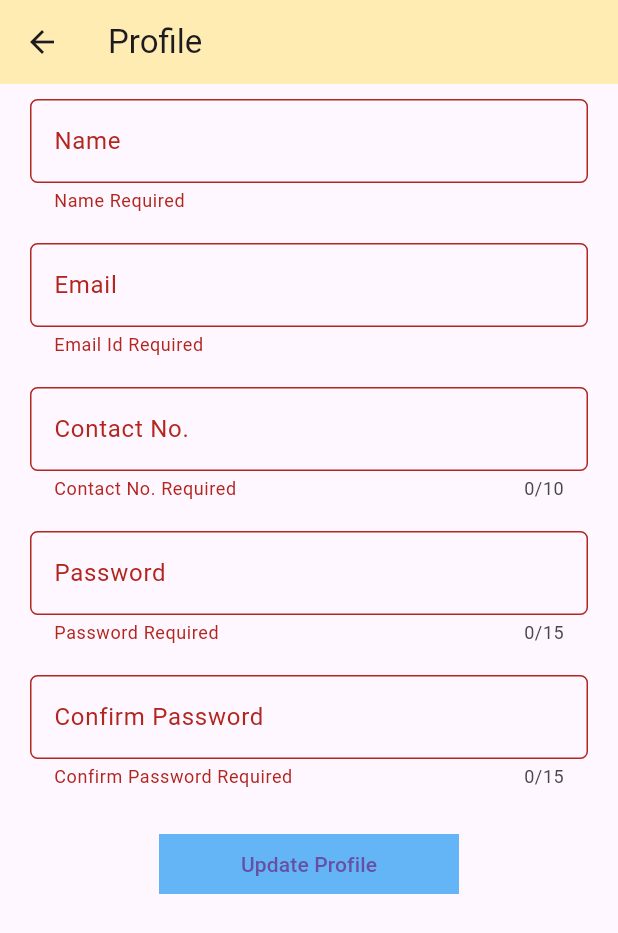
After one commit to SagarKhatri24/flutter_application_ni, a Flutter app: the ProfileApp screen opened directly, after a tap on "Update Profile", on a phone screen of 412 x 824 dp. The commit adds this screen. Shown: the top 933 px of the screen. Run offline on Flutter 3.47's test engine with Material 3 defaults, Android fonts, the phone set to English and light mode, and no system bars; our stand-ins replace fluttertoast, shared_preferences, sqflite; accounts and stored records are empty.

Commit message:
Profile Session

```diff
--- a/lib/SqliteHelper.dart
+++ b/lib/SqliteHelper.dart
@@ -61,4 +61,8 @@ class SqliteHelper{
     return await db!.query(tableName,where: '($email = ? OR $contact = ?) AND $password = ?',whereArgs: [sEmail,sEmail,sPassword]);
   }
 
+  Future<int> updateFun(Map<String,dynamic> map,String sUserId) async{
+    Database? db = await instance.database;
+    return db!.update(tableName, map,where: '$userId = ?',whereArgs: [sUserId]);
+  }
 }
--- /dev/null
+++ b/lib/constantData.dart
@@ -0,0 +1,7 @@
+class ConstantData{
+  static final USERID = "userId";
+  static final NAME = "name";
+  static final EMAIL = "email";
+  static final CONTACT = "contact";
+  static final PASSWORD = "password";
+}
--- a/lib/login.dart
+++ b/lib/login.dart
@@ -1,7 +1,10 @@
 import 'package:flutter/material.dart';
 import 'package:flutter_application_ni/SqliteHelper.dart';
+import 'package:flutter_application_ni/constantData.dart';
+import 'package:flutter_application_ni/profile.dart';
 import 'package:flutter_application_ni/signup.dart';
 import 'package:fluttertoast/fluttertoast.dart';
+import 'package:shared_preferences/shared_preferences.dart';
 
 class LoginMain extends StatelessWidget{
 
@@ -133,7 +136,7 @@ class LoginState extends State<LoginApp>{
   }
 
   void loginData(sEmail,sPassword) async{
-
+    var sp = await SharedPreferences.getInstance();
     var listData = await dbHelper.loginData(sEmail, sPassword);
     if(listData.length > 0){
       print(listData);
@@ -151,10 +154,19 @@ class LoginState extends State<LoginApp>{
       print(sContact);
       print(sPassword);
 
+      sp.setString(ConstantData.USERID, sUserId.toString());
+      sp.setString(ConstantData.NAME, sName);
+      sp.setString(ConstantData.EMAIL, sEmail);
+      sp.setString(ConstantData.CONTACT, sContact);
+      sp.setString(ConstantData.PASSWORD, sPassword);
+
       Fluttertoast.showToast(
         msg: "Login Successfully",
         toastLength: Toast.LENGTH_SHORT
       );
+
+      Navigator.push(context, MaterialPageRoute(builder: (_)=> ProfileApp()));
+
     }
     else{
       Fluttertoast.showToast(
--- /dev/null
+++ b/lib/profile.dart
@@ -0,0 +1,251 @@
+import 'package:flutter/material.dart';
+import 'package:flutter_application_ni/SqliteHelper.dart';
+import 'package:flutter_application_ni/constantData.dart';
+import 'package:fluttertoast/fluttertoast.dart';
+import 'package:shared_preferences/shared_preferences.dart';
+
+class ProfileApp extends StatefulWidget{
+
+  @override
+  ProfileState createState() => ProfileState();
+
+}
+
+class ProfileState extends State<ProfileApp>{
+
+  GlobalKey<FormState> formKey = new GlobalKey<FormState>();
+  late String sUserId,sName,sEmail,sContact,sPassword,sConfirmPassword;
+  var dbHelper = SqliteHelper();
+  var sp;
+
+  var nameController,emailController,contactController,passwordController,confirmPasswordController;
+
+  @override
+  void initState() {
+    // TODO: implement initState
+    super.initState();
+    getSessionData();
+  }
+
+  getSessionData() async{
+    sp = await SharedPreferences.getInstance();
+    setState(() {
+      sUserId = sp.getString(ConstantData.USERID) ?? "";
+      sName = sp.getString(ConstantData.NAME) ?? "";
+      sEmail = sp.getString(ConstantData.EMAIL) ?? "";
+      sContact = sp.getString(ConstantData.CONTACT) ?? "";
+      sPassword = sp.getString(ConstantData.PASSWORD) ?? "";
+      sConfirmPassword = sp.getString(ConstantData.PASSWORD) ?? "";
+
+      nameController = TextEditingController(text: sName);
+      emailController = TextEditingController(text: sEmail);
+      contactController = TextEditingController(text: sContact);
+      passwordController = TextEditingController(text: sPassword);
+      confirmPasswordController = TextEditingController(text: sConfirmPassword);
+
+    });
+  }
+
+  @override
+  Widget build(BuildContext context) {
+    // TODO: implement build
+    //throw UnimplementedError();
+    return Scaffold(
+      appBar: AppBar(
+        title: Text("Profile"),
+        backgroundColor: Colors.amber.shade100,
+      ),
+      body: Container(
+        child: Form(
+          key: formKey,
+          child: Column(
+            children: [
+              Padding(
+                padding: const EdgeInsets.symmetric(horizontal: 20.0,vertical: 10.0),
+                child: TextFormField(
+                  controller: nameController,
+                  keyboardType: TextInputType.name,
+                  decoration: InputDecoration(
+                    border: OutlineInputBorder(
+                      borderRadius: BorderRadius.circular(5.0),
+                    ),
+                    labelText: "Name",
+                    hintText: "Enter Name",
+                  ),
+                  onSaved: (value){
+                    sName = value!;
+                  },
+                  validator: (value){
+                    if (value!.isEmpty){
+                      return "Name Required";
+                    }
+                    else{
+                      return null;
+                    }
+                  },
+                ),
+              ),
+              Padding(
+                padding: const EdgeInsets.symmetric(horizontal: 20.0,vertical: 10.0),
+                child: TextFormField(
+                  controller: emailController,
+                  keyboardType: TextInputType.emailAddress,
+                  decoration: InputDecoration(
+                    border: OutlineInputBorder(
+                      borderRadius: BorderRadius.circular(5.0),
+                    ),
+                    labelText: "Email",
+                    hintText: "Enter Email Id",
+                  ),
+                  onSaved: (value){
+                    sEmail = value!;
+                  },
+                  validator: (value){
+                    if (value!.isEmpty){
+                      return "Email Id Required";
+                    }
+                    else{
+                      return null;
+                    }
+                  },
+                ),
+              ),
+              Padding(
+                padding: const EdgeInsets.symmetric(horizontal: 20.0,vertical: 10.0),
+                child: TextFormField(
+                  controller: contactController,
+                  keyboardType: TextInputType.phone,
+                  maxLength: 10,
+                  decoration: InputDecoration(
+                    border: OutlineInputBorder(
+                      borderRadius: BorderRadius.circular(5.0),
+                    ),
+                    labelText: "Contact No.",
+                    hintText: "Enter Contact No.",
+                  ),
+                  onSaved: (value){
+                    sContact = value!;
+                  },
+                  validator: (value){
+                    if (value!.isEmpty){
+                      return "Contact No. Required";
+                    }
+                    else if(value.length<10){
+                      return "Valid Contact No. Required";
+                    }
+                    else{
+                      return null;
+                    }
+                  },
+                ),
+              ),
+              Padding(
+                padding: const EdgeInsets.symmetric(horizontal: 20.0,vertical: 10.0),
+                child: TextFormField(
+                  controller: passwordController,
+                  keyboardType: TextInputType.text,
+                  maxLength: 15,
+                  obscureText: true,
+                  decoration: InputDecoration(
+                    border: OutlineInputBorder(
+                      borderRadius: BorderRadius.circular(5.0),
+                    ),
+                    labelText: "Password",
+                    hintText: "Enter Password",
+                  ),
+                  onSaved: (value){
+                    sPassword = value!;
+                  },
+                  validator: (value){
+                    if (value!.isEmpty){
+                      return "Password Required";
+                    }
+                    else{
+                      return null;
+                    }
+                  },
+                ),
+              ),
+              Padding(
+                padding: const EdgeInsets.symmetric(horizontal: 20.0,vertical: 10.0),
+                child: TextFormField(
+                  controller: confirmPasswordController,
+                  keyboardType: TextInputType.text,
+                  maxLength: 15,
+                  obscureText: true,
+                  decoration: InputDecoration(
+                    border: OutlineInputBorder(
+                      borderRadius: BorderRadius.circular(5.0),
+                    ),
+                    labelText: "Confirm Password",
+                    hintText: "Enter Confirm Password",
+                  ),
+                  onSaved: (value){
+                    sConfirmPassword = value!;
+                  },
+                  validator: (value){
+                    if (value!.isEmpty){
+                      return "Confirm Password Required";
+                    }
+                    else{
+                      return null;
+                    }
+                  },
+                ),
+              ),
+              Padding(
+                padding: const EdgeInsets.symmetric(vertical: 20.0),
+                child: Container(
+                  color: Colors.blue.shade300,
+                  width: 200.0,
+                  height: 40.0,
+                  child: TextButton(
+                    onPressed: (){
+                      if(formKey.currentState!.validate()){
+                        formKey.currentState!.save();
+                        if(sPassword != sConfirmPassword){
+                          Fluttertoast.showToast(
+                            msg: "Password Does Not Match",
+                            toastLength: Toast.LENGTH_SHORT
+                            );
+                        }
+                        else{
+                          updateData(sUserId,sName,sEmail,sContact,sPassword);
+                        }
+                      }
+                    },
+                    child: Text("Update Profile")
+                  ),
+                ),
+              ),
+            ],
+          ),
+        ),
+      ),
+    );
+  }
+
+  void updateData(String sUserId,String sName,String sEmail,String sContact,String sPassword) async{
+    var sp = await SharedPreferences.getInstance();
+
+    Map<String,dynamic> map = {
+      SqliteHelper.name : sName,
+      SqliteHelper.email : sEmail,
+      SqliteHelper.contact : sContact,
+      SqliteHelper.password : sPassword
+    };
+    final id = await dbHelper.updateFun(map,sUserId);
+    print(id);
+    Fluttertoast.showToast(
+      msg: "Profile Update Successfully",
+      toastLength: Toast.LENGTH_SHORT
+    );
+
+    sp.setString(ConstantData.NAME, sName);
+    sp.setString(ConstantData.EMAIL, sEmail);
+    sp.setString(ConstantData.CONTACT, sContact);
+    sp.setString(ConstantData.PASSWORD, sPassword);
+
+  }
+
+}
--- a/lib/splash.dart
+++ b/lib/splash.dart
@@ -2,10 +2,13 @@ import 'dart:async';
 
 import 'package:flutter/material.dart';
 import 'package:flutter_application_ni/bottomNav.dart';
+import 'package:flutter_application_ni/constantData.dart';
 import 'package:flutter_application_ni/login.dart';
 import 'package:flutter_application_ni/navigationDrawer.dart';
+import 'package:flutter_application_ni/profile.dart';
 import 'package:flutter_application_ni/signup.dart';
 import 'package:flutter_application_ni/tabDemo.dart';
+import 'package:shared_preferences/shared_preferences.dart';
 
 class SplashMain extends StatelessWidget{
 
@@ -37,9 +40,17 @@ class SplashDemo extends State<SplashApp>{
   }
 
   Future<Timer> startTimer() async{
+    var sp = await SharedPreferences.getInstance();
+    var sUserId = sp.getString(ConstantData.USERID) ?? "";
+
     return new Timer(Duration(seconds: 3), (){
-      //Navigator.push(context, MaterialPageRoute(builder: (_)=> TabApp() ));
-      Navigator.push(context, MaterialPageRoute(builder: (_)=> LoginMain() ));
+      if(sUserId == ""){
+        //Navigator.push(context, MaterialPageRoute(builder: (_)=> TabApp() ));
+        Navigator.push(context, MaterialPageRoute(builder: (_)=> LoginMain() ));
+      }
+      else{
+        Navigator.push(context, MaterialPageRoute(builder: (_)=> ProfileApp() ));
+      }
     });
   }
 
--- a/pubspec.yaml
+++ b/pubspec.yaml
@@ -38,6 +38,7 @@ dependencies:
   sqflite: ^2.4.2
   path_provider: ^2.1.5
   path: ^1.9.1
+  shared_preferences: ^2.5.3
 
 dev_dependencies:
   flutter_test:
```
Also changed, not shown: pubspec.lock, 1 other file.
